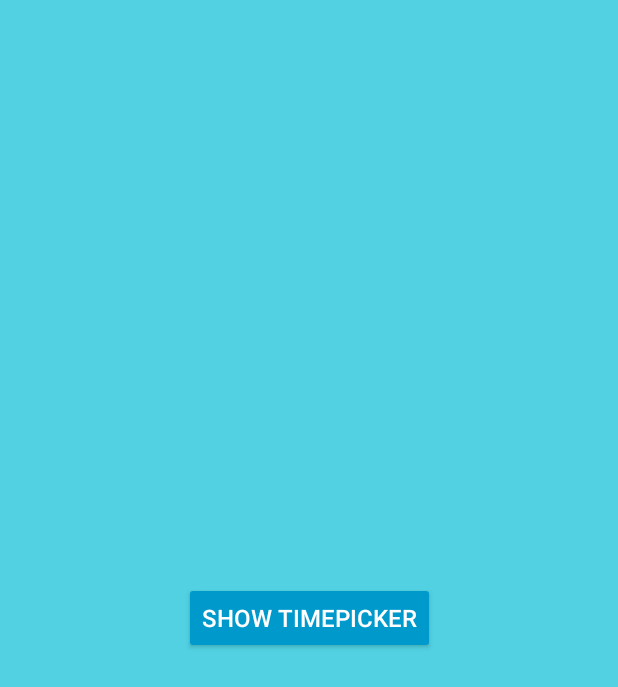
After one commit to ho2ri2s/Playground, an Android app: the UiActivity screen opened directly, with no data from a screen before it, on a phone screen of 412 x 824 dp. The commit adds this screen. Shown: the top 687 px of the screen. Run offline under Robolectric (Android 15) with nearby library versions, the phone set to English and light mode, and no system bars; our stand-ins replace data binding; Roboto replaces fonts that are not available here.

Commit message:
show TimePickerDialog

```diff
--- a/Android/UIAnimation/app/build.gradle
+++ b/Android/UIAnimation/app/build.gradle
@@ -21,14 +21,14 @@ android {
             proguardFiles getDefaultProguardFile('proguard-android-optimize.txt'), 'proguard-rules.pro'
         }
     }
-    dataBinding{
+    dataBinding {
         enabled = true
     }
 }
 
 dependencies {
     implementation fileTree(dir: 'libs', include: ['*.jar'])
-    implementation"org.jetbrains.kotlin:kotlin-stdlib-jdk7:$kotlin_version"
+    implementation "org.jetbrains.kotlin:kotlin-stdlib-jdk7:$kotlin_version"
     implementation 'androidx.core:core-ktx:1.1.0'
     testImplementation 'junit:junit:4.12'
     androidTestImplementation 'androidx.test.ext:junit:1.1.0'
--- a/Android/UIAnimation/app/src/main/AndroidManifest.xml
+++ b/Android/UIAnimation/app/src/main/AndroidManifest.xml
@@ -9,7 +9,8 @@
         android:roundIcon="@mipmap/ic_launcher_round"
         android:supportsRtl="true"
         android:theme="@style/AppTheme">
-        <activity android:name=".MainActivity">
+        <activity android:name=".ui.UiActivity"></activity>
+        <activity android:name=".animation.MainActivity">
             <intent-filter>
                 <action android:name="android.intent.action.MAIN" />
 
--- a/Android/UIAnimation/app/src/main/java/com/example/uianimation/MainListDiffUtil.kt
+++ b/Android/UIAnimation/app/src/main/java/com/example/uianimation/animation/MainListDiffUtil.kt
@@ -1,6 +1,7 @@
-package com.example.uianimation
+package com.example.uianimation.animation
 
 import androidx.recyclerview.widget.DiffUtil
+import com.example.uianimation.animation.MainListModel
 
 class MainListDiffUtil(
     private val oldList: List<MainListModel>,
--- a/Android/UIAnimation/app/src/main/java/com/example/uianimation/ToolbarBehavior.kt
+++ b/Android/UIAnimation/app/src/main/java/com/example/uianimation/animation/ToolbarBehavior.kt
@@ -1,8 +1,9 @@
-package com.example.uianimation
+package com.example.uianimation.animation
 
 import android.view.View
 import androidx.coordinatorlayout.widget.CoordinatorLayout
 import androidx.core.view.ViewCompat
+import com.example.uianimation.R
 import com.google.android.material.appbar.AppBarLayout
 
 class ToolbarBehavior : CoordinatorLayout.Behavior<AppBarLayout>() {
--- /dev/null
+++ b/Android/UIAnimation/app/src/main/java/com/example/uianimation/ui/UiActivity.kt
@@ -0,0 +1,30 @@
+package com.example.uianimation.ui
+
+import android.app.TimePickerDialog
+import androidx.appcompat.app.AppCompatActivity
+import android.os.Bundle
+import android.util.Log
+import android.widget.TimePicker
+import androidx.databinding.DataBindingUtil
+import com.example.uianimation.R
+import com.example.uianimation.databinding.ActivityUiBinding
+import java.util.*
+
+class UiActivity : AppCompatActivity() {
+
+    private val binding by lazy {
+        DataBindingUtil.setContentView<ActivityUiBinding>(this, R.layout.activity_ui)
+    }
+
+    override fun onCreate(savedInstanceState: Bundle?) {
+        super.onCreate(savedInstanceState)
+        setContentView(R.layout.activity_ui)
+
+        binding.btnTimePicker.setOnClickListener {
+            val calendar = Calendar.getInstance()
+            TimePickerDialog(this, { _, hour, minute ->
+                Log.d("MYTAG", "hour: $hour, minute: $minute")
+            }, calendar.get(Calendar.HOUR_OF_DAY), calendar.get(Calendar.MINUTE), true).show()
+        }
+    }
+}
--- a/Android/UIAnimation/app/src/main/res/layout/activity_main.xml
+++ b/Android/UIAnimation/app/src/main/res/layout/activity_main.xml
@@ -7,7 +7,7 @@
         android:id="@+id/drawer_layout"
         android:layout_width="match_parent"
         android:layout_height="match_parent"
-        tools:context=".MainActivity">
+        tools:context=".animation.MainActivity">
 
         <androidx.coordinatorlayout.widget.CoordinatorLayout
             android:id="@+id/coorfinator_layout"
--- /dev/null
+++ b/Android/UIAnimation/app/src/main/res/layout/activity_ui.xml
@@ -0,0 +1,27 @@
+<?xml version="1.0" encoding="utf-8"?>
+<layout xmlns:android="http://schemas.android.com/apk/res/android"
+    xmlns:app="http://schemas.android.com/apk/res-auto"
+    xmlns:tools="http://schemas.android.com/tools"
+    tools:context=".ui.UiActivity">
+
+    <androidx.constraintlayout.widget.ConstraintLayout
+        android:layout_width="match_parent"
+        android:layout_height="match_parent">
+
+        <Button
+            android:id="@+id/btn_time_picker"
+            android:layout_width="wrap_content"
+            android:layout_height="wrap_content"
+            android:backgroundTint="@android:color/holo_blue_dark"
+            android:focusable="true"
+            android:foreground="?selectableItemBackground"
+            android:text="show timePicker"
+            android:textColor="@android:color/white"
+            android:textSize="16sp"
+            app:layout_constraintBottom_toBottomOf="parent"
+            app:layout_constraintEnd_toEndOf="parent"
+            app:layout_constraintStart_toStartOf="parent"
+            app:layout_constraintTop_toTopOf="parent" />
+
+    </androidx.constraintlayout.widget.ConstraintLayout>
+</layout>
--- a/Android/UIAnimation/app/src/main/res/values/styles.xml
+++ b/Android/UIAnimation/app/src/main/res/values/styles.xml
@@ -27,7 +27,7 @@
         <item name="android:textSize">28sp</item>
         <item name="android:textColor">@android:color/white</item>
         <item name="android:layout_marginStart">24dp</item>
-        <item name="android:layout_marginTop">48dp</item>
+        <item name="android:layout_marginTop">24dp</item>
         <item name="android:includeFontPadding">false</item>
     </style>
 </resources>
```
Also changed, not shown: Android/UIAnimation/app/src/main/java/com/example/uianimation/animation/MainActivity.kt (renamed from Android/UIAnimation/app/src/main/java/com/example/uianimation/MainActivity.kt, +30 -11 lines), Android/UIAnimation/app/src/main/java/com/example/uianimation/animation/MainListAdapter.kt (renamed from Android/UIAnimation/app/src/main/java/com/example/uianimation/MainListAdapter.kt, +9 -3 lines).
